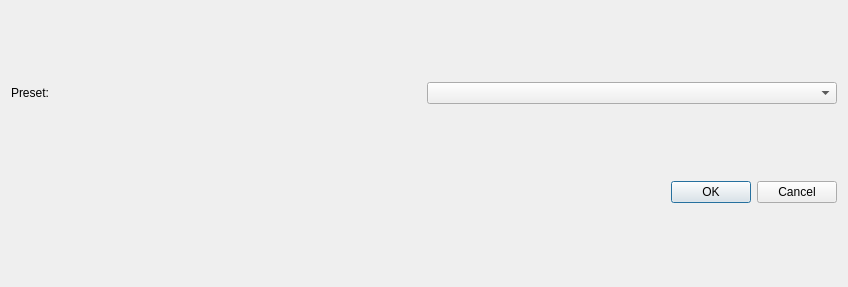
This is src/plugins/lmp/plugins/fradj/eqconfiguratordialog.ui in 0xd34df00d/leechcraft as Qt 5 draws it before an edit. The edited form follows.
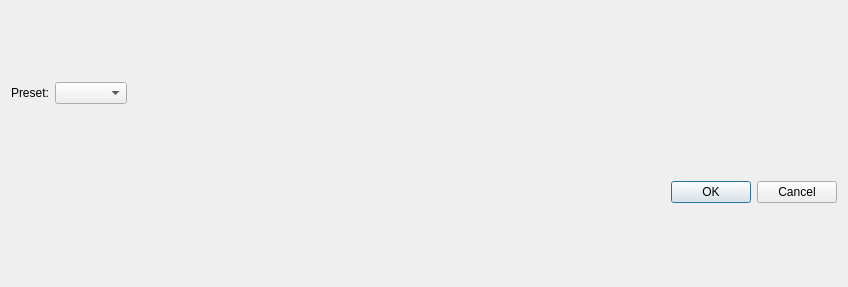
This is the edited form.

Diff of the .ui file:
```diff
--- a/src/plugins/lmp/plugins/fradj/eqconfiguratordialog.ui
+++ b/src/plugins/lmp/plugins/fradj/eqconfiguratordialog.ui
@@ -26,6 +26,19 @@
      <item>
       <widget class="QComboBox" name="Preset_"/>
      </item>
+     <item>
+      <spacer name="horizontalSpacer">
+       <property name="orientation">
+        <enum>Qt::Horizontal</enum>
+       </property>
+       <property name="sizeHint" stdset="0">
+        <size>
+         <width>40</width>
+         <height>20</height>
+        </size>
+       </property>
+      </spacer>
+     </item>
     </layout>
    </item>
    <item>
```
